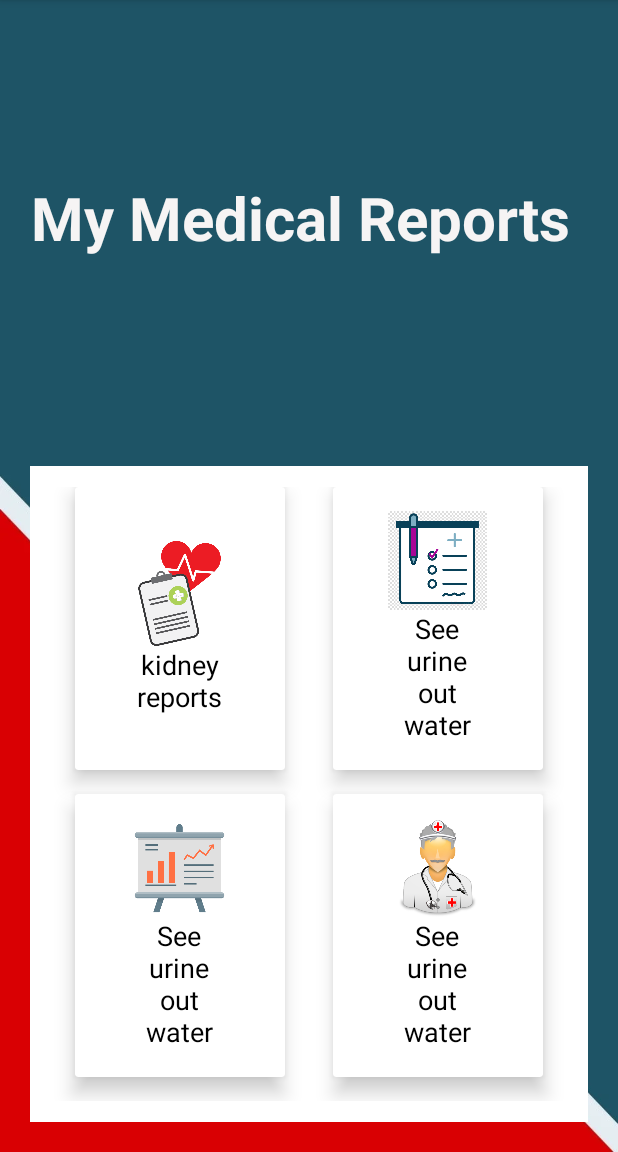
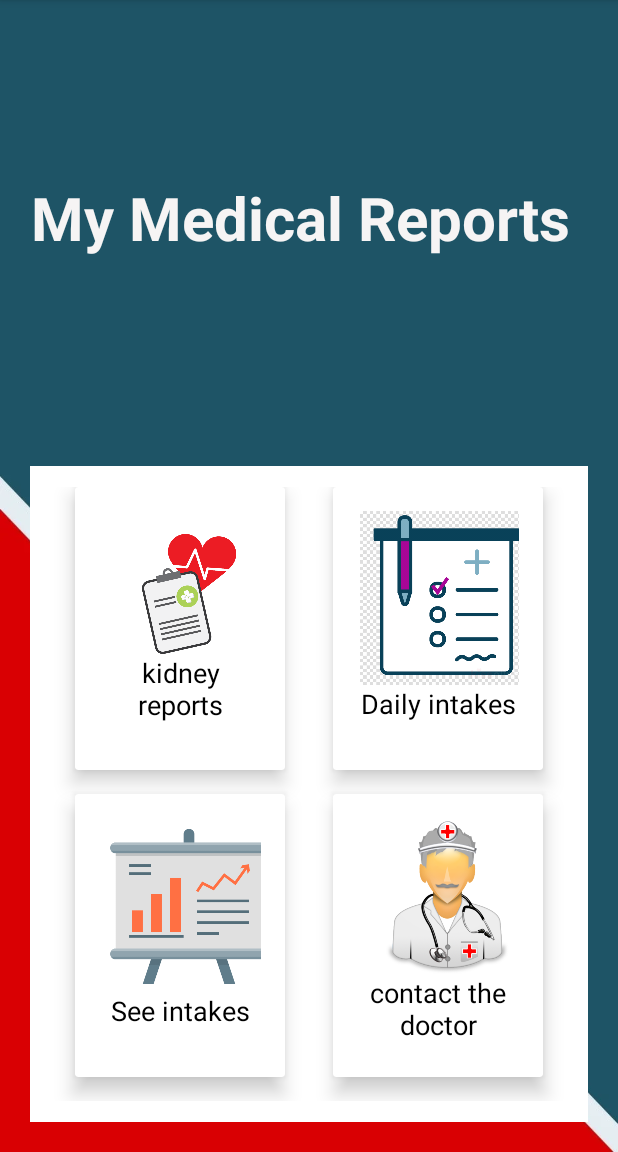
Before and after one commit to it20667696/MAD_Project, an Android app: the screen it shows after launch (MainActivity), on a phone screen of 412 x 824 dp, the part 84-1236 px from its top. Run offline under Robolectric (Android 15) with nearby library versions, the phone set to English and light mode, and no system bars.

Commit message:
added new change2

```diff
--- a/app/src/main/java/com/example/dialysissheduler/MainActivity.java
+++ b/app/src/main/java/com/example/dialysissheduler/MainActivity.java
@@ -9,7 +9,7 @@ import androidx.cardview.widget.CardView;
 
 public class MainActivity extends AppCompatActivity implements View.OnClickListener{
 
-    private CardView card1,card2,card4;
+    private CardView card1,card2,card3,card4;
 
 
 
@@ -20,10 +20,12 @@ public class MainActivity extends AppCompatActivity implements View.OnClickListe
 
         card1 = (CardView) findViewById(R.id.report1);
         card2 = (CardView) findViewById(R.id.report2);
+        card3 = (CardView) findViewById(R.id.report3);
         card4 = (CardView) findViewById(R.id.report4);
 
         card1.setOnClickListener(this);
         card2.setOnClickListener(this);
+        card3.setOnClickListener(this);
         card4.setOnClickListener(this);
     }
 
@@ -43,6 +45,11 @@ public class MainActivity extends AppCompatActivity implements View.OnClickListe
                 startActivity(i);
                 break;
 
+            case R.id.report3:
+                i = new Intent(this,main2.class);
+                startActivity(i);
+                break;
+
             case R.id.report4:
                 i = new Intent(this,contact_doctor.class);
                 startActivity(i);
--- a/app/src/main/res/layout/activity_main.xml
+++ b/app/src/main/res/layout/activity_main.xml
@@ -69,8 +69,8 @@
                     android:weightSum="10">
 
                     <ImageView
-                        android:layout_width="70dp"
-                        android:layout_height="70dp"
+                        android:layout_width="120dp"
+                        android:layout_height="80dp"
                         android:layout_weight="8"
                         android:src="@drawable/re">
 
@@ -112,8 +112,8 @@
                     android:layout_height="wrap_content">
 
                     <ImageView
-                        android:layout_width="70dp"
-                        android:layout_height="70dp"
+                        android:layout_width="120dp"
+                        android:layout_height="320dp"
                         android:layout_weight="8"
                         android:src="@drawable/wu">
 
@@ -122,7 +122,7 @@
                     <TextView
                         android:layout_width="match_parent"
                         android:layout_height="92dp"
-                        android:text="See urine out water intake"
+                        android:text="Daily intakes"
                         android:textAlignment="center"
                         android:textColor="#000"
                         android:textSize="18sp">
@@ -154,8 +154,8 @@
                     android:layout_height="wrap_content">
 
                     <ImageView
-                        android:layout_width="70dp"
-                        android:layout_height="70dp"
+                        android:layout_width="120dp"
+                        android:layout_height="320dp"
                         android:layout_weight="8"
                         android:src="@drawable/sre">
 
@@ -164,7 +164,7 @@
                     <TextView
                         android:layout_width="match_parent"
                         android:layout_height="92dp"
-                        android:text="See urine out water intake"
+                        android:text="See intakes"
                         android:textAlignment="center"
                         android:textColor="#000"
                         android:textSize="18sp">
@@ -195,8 +195,8 @@
                     android:layout_height="wrap_content">
 
                     <ImageView
-                        android:layout_width="70dp"
-                        android:layout_height="70dp"
+                        android:layout_width="120dp"
+                        android:layout_height="260dp"
                         android:layout_weight="8"
                         android:src="@drawable/dc">
 
@@ -205,7 +205,7 @@
                     <TextView
                         android:layout_width="match_parent"
                         android:layout_height="92dp"
-                        android:text="See urine out water intake"
+                        android:text="contact the doctor"
                         android:textAlignment="center"
                         android:textColor="#000"
                         android:textSize="18sp">
```
Also changed, not shown: app/src/main/res/layout/activity_main2.xml (+7 -0 lines).
